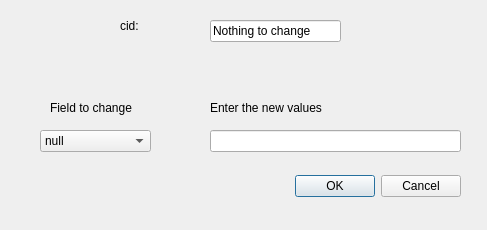
Before: the Qt Designer form ui/edit_contact.ui in LabNeuroCogDevel/LNCDschedule, drawn with Qt 5.
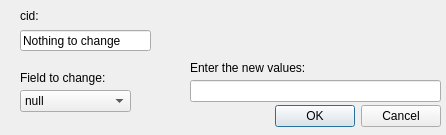
After: the same form once the commit is applied.

```diff
--- a/ui/edit_contact.ui
+++ b/ui/edit_contact.ui
@@ -6,8 +6,8 @@
    <rect>
     <x>0</x>
     <y>0</y>
-    <width>487</width>
-    <height>230</height>
+    <width>446</width>
+    <height>135</height>
    </rect>
   </property>
   <property name="windowTitle">
@@ -16,8 +16,8 @@
   <widget class="QDialogButtonBox" name="buttonBox">
    <property name="geometry">
     <rect>
-     <x>120</x>
-     <y>170</y>
+     <x>100</x>
+     <y>100</y>
      <width>341</width>
      <height>32</height>
     </rect>
@@ -32,8 +32,8 @@
   <widget class="QLineEdit" name="value_box">
    <property name="geometry">
     <rect>
-     <x>210</x>
-     <y>130</y>
+     <x>190</x>
+     <y>80</y>
      <width>251</width>
      <height>22</height>
     </rect>
@@ -42,21 +42,21 @@
   <widget class="QLabel" name="who_label_2">
    <property name="geometry">
     <rect>
-     <x>210</x>
-     <y>100</y>
+     <x>190</x>
+     <y>60</y>
      <width>161</width>
      <height>16</height>
     </rect>
    </property>
    <property name="text">
-    <string>Enter the new values</string>
+    <string>Enter the new values:</string>
    </property>
   </widget>
   <widget class="QComboBox" name="ctype_box">
    <property name="geometry">
     <rect>
-     <x>40</x>
-     <y>130</y>
+     <x>20</x>
+     <y>90</y>
      <width>111</width>
      <height>22</height>
     </rect>
@@ -95,21 +95,21 @@
   <widget class="QLabel" name="who_label_3">
    <property name="geometry">
     <rect>
-     <x>50</x>
-     <y>100</y>
+     <x>20</x>
+     <y>70</y>
      <width>161</width>
      <height>16</height>
     </rect>
    </property>
    <property name="text">
-    <string>Field to change</string>
+    <string>Field to change:</string>
    </property>
   </widget>
   <widget class="QLabel" name="schedule_what_label_2">
    <property name="geometry">
     <rect>
-     <x>120</x>
-     <y>10</y>
+     <x>20</x>
+     <y>0</y>
      <width>71</width>
      <height>31</height>
     </rect>
@@ -121,10 +121,10 @@
   <widget class="QLineEdit" name="value_box_2">
    <property name="geometry">
     <rect>
-     <x>210</x>
-     <y>20</y>
+     <x>20</x>
+     <y>30</y>
      <width>131</width>
-     <height>22</height>
+     <height>21</height>
     </rect>
    </property>
    <property name="text">
```
